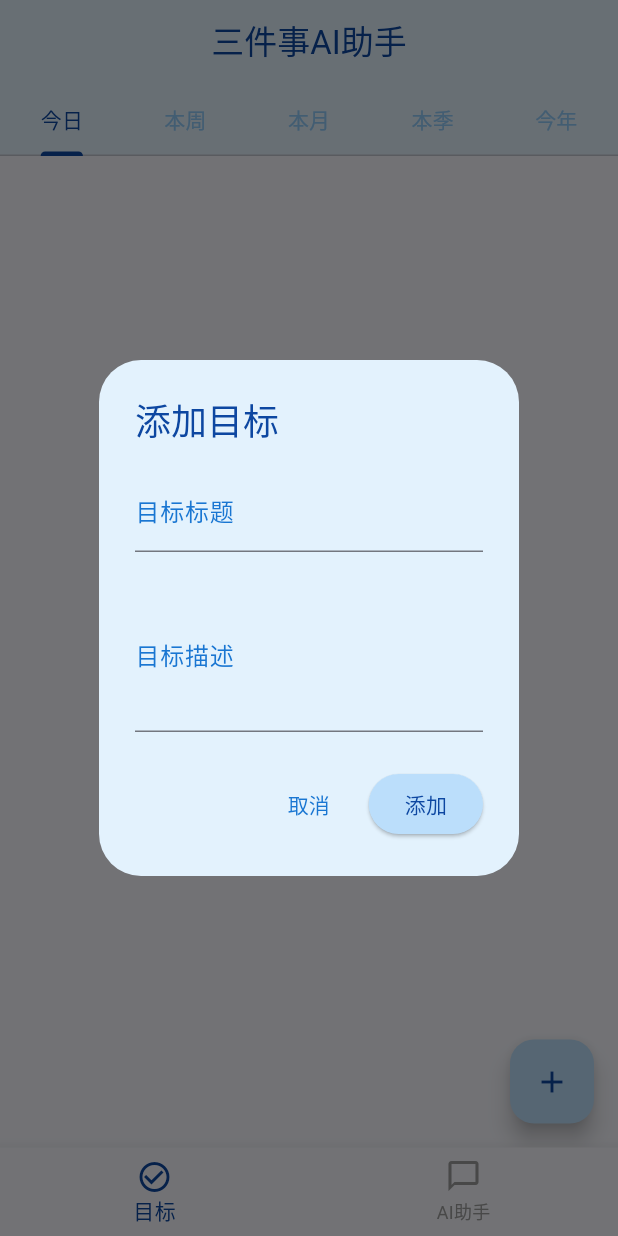
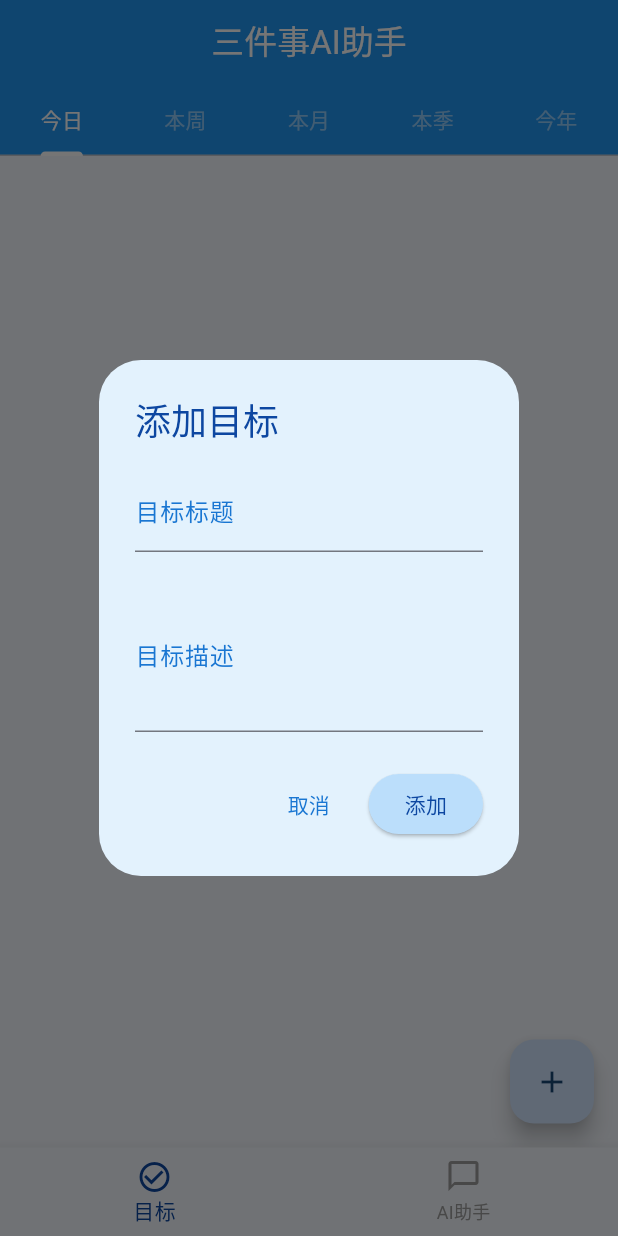
Before and after one commit to Alyle/three_things_ai, a Flutter app: the screen it shows after launch, after a tap on the "add" icon, on a phone screen of 412 x 824 dp. Run offline on Flutter 3.47's test engine with Material 3 defaults, Android fonts, the phone set to English and light mode, and no system bars; our stand-ins replace flutter_slidable, get, shared_preferences.

Commit message:
小修复

```diff
--- a/lib/main.dart
+++ b/lib/main.dart
@@ -1,51 +1,42 @@
 // 导入必要的包
-import 'package:flutter/material.dart';      // Flutter Material Design 组件
-import 'package:get/get.dart';              // GetX 状态管理
-import 'controllers/goal_controller.dart';   // 目标管理控制器
-import 'views/main_navigation.dart';        // 主导航页面
+import 'package:flutter/material.dart';
+import 'package:get/get.dart';
+import 'controllers/goal_controller.dart';
+import 'views/main_navigation.dart';
 import 'services/storage_service.dart';
+import 'theme/app_theme.dart';  // 新增主题配置文件
 
 // 应用程序入口点
-void main() async {
-  // 确保 Flutter 绑定初始化，这对于平台通道和异步操作是必需的
-  WidgetsFlutterBinding.ensureInitialized();
+Future<void> main() async {
+  try {
+    // 确保 Flutter 绑定初始化
+    WidgetsFlutterBinding.ensureInitialized();
 
-  // 初始化服务
-  final storageService = await StorageService().init();
+    // 初始化服务
+    final StorageService storageService = await StorageService().init();
 
+    // 初始化控制器
+    Get.put<GoalController>(GoalController(storageService));
 
-  // 初始化控制器
-  Get.put(GoalController(storageService));
-
-
-  // 启动应用程序，MyApp 作为根组件
-  runApp(const MyApp());
+    // 启动应用程序
+    runApp(const MyApp());
+  } catch (error) {
+    debugPrint('应用程序初始化失败: $error');
+    rethrow;
+  }
 }
 
 // 应用程序根组件
 class MyApp extends StatelessWidget {
-  // 构造函数，使用 super.key 传递键值给父类
   const MyApp({super.key});
 
-  // 构建应用程序的用户界面
   @override
   Widget build(BuildContext context) {
-    // 返回 GetMaterialApp，这是 GetX 版本的 MaterialApp
     return GetMaterialApp(
       title: '三件事AI助手',
-      theme: ThemeData(
-        colorScheme: ColorScheme.fromSeed(seedColor: Colors.blue),
-        useMaterial3: true,
-        fontFamily: 'Roboto',
-        textTheme: const TextTheme(
-          bodyLarge: TextStyle(
-            fontFamilyFallback: ['Microsoft YaHei', 'Heiti SC', 'sans-serif'],
-          ),
-          bodyMedium: TextStyle(
-            fontFamilyFallback: ['Microsoft YaHei', 'Heiti SC', 'sans-serif'],
-          ),
-        ),
-      ),
+      theme: AppTheme.lightTheme,  // 只使用浅色主题
+      debugShowCheckedModeBanner: false,
+      defaultTransition: Transition.fade,
       home: MainNavigation(),
     );
   }
--- /dev/null
+++ b/lib/theme/app_theme.dart
@@ -0,0 +1,36 @@
+import 'package:flutter/material.dart';
+
+class AppTheme {
+  static const String _fontFamily = 'Roboto';
+  static const List<String> _fontFamilyFallback = [
+    'Microsoft YaHei',
+    'Heiti SC',
+    'sans-serif'
+  ];
+
+  static final ThemeData lightTheme = ThemeData(
+    colorScheme: ColorScheme.fromSeed(
+      seedColor: const Color(0xFF2196F3),  // Material Blue
+      brightness: Brightness.light,
+      surface: const Color(0xFFF5F9FF),    // 淡蓝色背景
+    ),
+    scaffoldBackgroundColor: const Color(0xFFF5F9FF),
+    useMaterial3: true,
+    fontFamily: _fontFamily,
+    textTheme: const TextTheme(
+      bodyLarge: TextStyle(
+        fontFamilyFallback: _fontFamilyFallback,
+        color: Color(0xFF2C3E50),          // 深灰蓝色文字
+      ),
+      bodyMedium: TextStyle(
+        fontFamilyFallback: _fontFamilyFallback,
+        color: Color(0xFF34495E),          // 稍浅的灰蓝色文字
+      ),
+    ),
+    appBarTheme: const AppBarTheme(
+      backgroundColor: Color(0xFF2196F3),   // 蓝色应用栏
+      foregroundColor: Colors.white,        // 应用栏文字为白色
+      elevation: 0,
+    ),
+  );
+}
--- a/lib/views/chat_page.dart
+++ b/lib/views/chat_page.dart
@@ -115,7 +115,7 @@ class ChatPage extends StatelessWidget {
               color: Colors.white,
               boxShadow: [
                 BoxShadow(
-                  color: Colors.grey.withOpacity(0.5),
+                  color: Colors.grey.withAlpha(128),
                   spreadRadius: 1,
                   blurRadius: 3,
                   offset: const Offset(0, -1),
--- a/lib/views/home_page.dart
+++ b/lib/views/home_page.dart
@@ -58,17 +58,16 @@ class _HomePageState extends State<HomePage> with SingleTickerProviderStateMixin
 
   @override
   Widget build(BuildContext context) {
+    final theme = Theme.of(context);
     return Scaffold(
       appBar: AppBar(
         title: const Text('三件事AI助手'),
         centerTitle: true,
-        backgroundColor: Colors.blue[50],
-        foregroundColor: Colors.blue[900],
         bottom: TabBar(
           controller: _tabController,
-          labelColor: Colors.blue[900],
+          labelColor: theme.appBarTheme.foregroundColor,
           unselectedLabelColor: Colors.blue[200],
-          indicatorColor: Colors.blue[900],
+          indicatorColor: theme.appBarTheme.foregroundColor,
           tabs: const [
             Tab(text: '今日'),
             Tab(text: '本周'),
@@ -98,8 +97,7 @@ class _HomePageState extends State<HomePage> with SingleTickerProviderStateMixin
                 child: FloatingActionButton(
                   heroTag: 'undo',
                   onPressed: () => controller.undoDelete(),
-                  backgroundColor: Colors.blue[100],
-                  child: Icon(Icons.undo, color: Colors.blue[900]),
+                  child: const Icon(Icons.undo),
                 ),
               )
             : const SizedBox.shrink(),
@@ -119,8 +117,7 @@ class _HomePageState extends State<HomePage> with SingleTickerProviderStateMixin
               }
               Get.dialog(AddGoalDialog(period: _currentPeriod));
             },
-            backgroundColor: Colors.blue[100],
-            child: Icon(Icons.add, color: Colors.blue[900]),
+            child: const Icon(Icons.add),
           ),
         ],
       ),
@@ -128,6 +125,7 @@ class _HomePageState extends State<HomePage> with SingleTickerProviderStateMixin
   }
 
   Widget _buildGoalList(String period) {
+    final theme = Theme.of(context);
     final GoalPeriod goalPeriod = GoalPeriod.values.firstWhere(
       (e) => e.toString().split('.').last == period,
     );
@@ -155,11 +153,11 @@ class _HomePageState extends State<HomePage> with SingleTickerProviderStateMixin
               margin: const EdgeInsets.symmetric(horizontal: 8, vertical: 4),
               child: ListTile(
                 leading: CircleAvatar(
-                  backgroundColor: Colors.blue[50],
+                  backgroundColor: theme.colorScheme.surface,
                   child: Text(
                     '${index + 1}',
                     style: TextStyle(
-                      color: Colors.blue[900],
+                      color: theme.colorScheme.primary,
                       fontWeight: FontWeight.bold,
                     ),
                   ),
@@ -169,7 +167,7 @@ class _HomePageState extends State<HomePage> with SingleTickerProviderStateMixin
                 trailing: Checkbox(
                   value: goal.isCompleted,
                   onChanged: (value) => controller.updateGoalStatus(goal.id),
-                  activeColor: Colors.blue[300],
+                  activeColor: theme.colorScheme.primary,
                 ),
                 onTap: () => Get.to(() => GoalDetailPage(goal: goal)),
               ),
```
Also changed, not shown: pubspec.lock.
